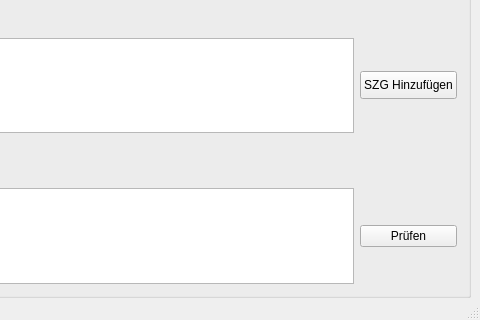
This is schrauber.ui in a6min/tool-management-system as Qt 5 draws it before an edit; both pictures show x 490 to 970 and y 209 to 529 of the 970 by 529 pixel window. The edited form follows.
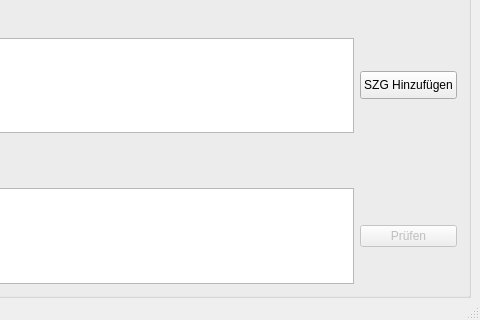
This is the edited form.

What changed in the file:
```diff
--- a/schrauber.ui
+++ b/schrauber.ui
@@ -69,6 +69,9 @@
      </item>
      <item row="10" column="1">
       <widget class="QPushButton" name="pruefen">
+       <property name="enabled">
+        <bool>false</bool>
+       </property>
        <property name="text">
         <string>Prüfen</string>
        </property>
```
Left out of the diff: 8 changed lines with no effect on the pictures.
